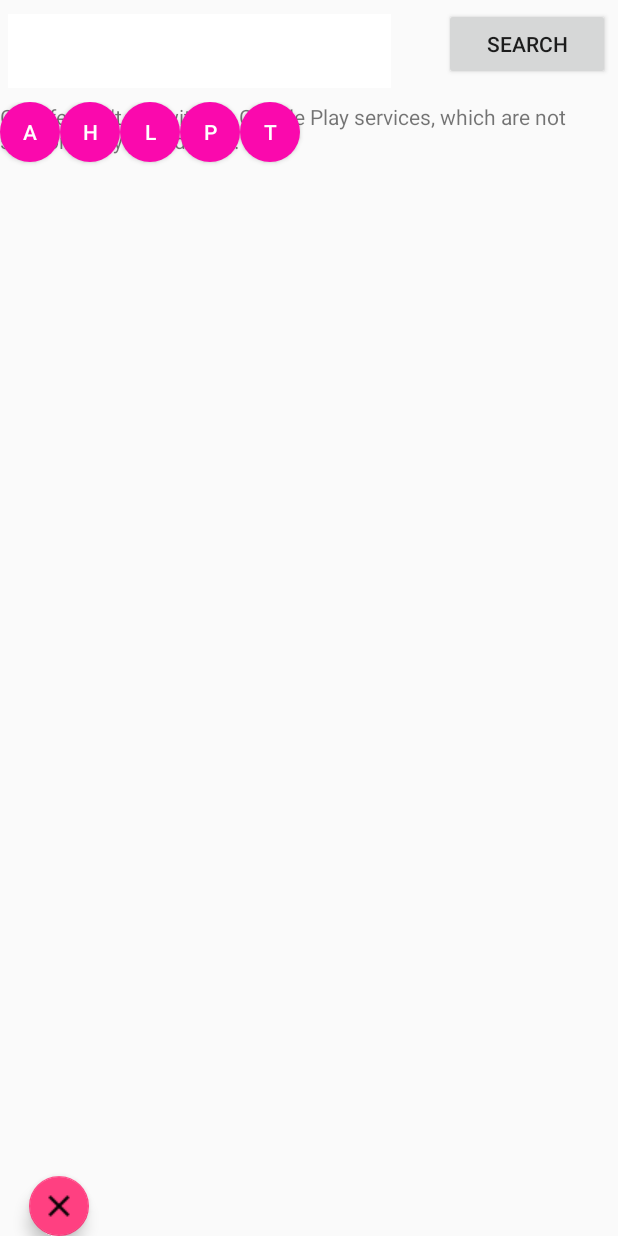
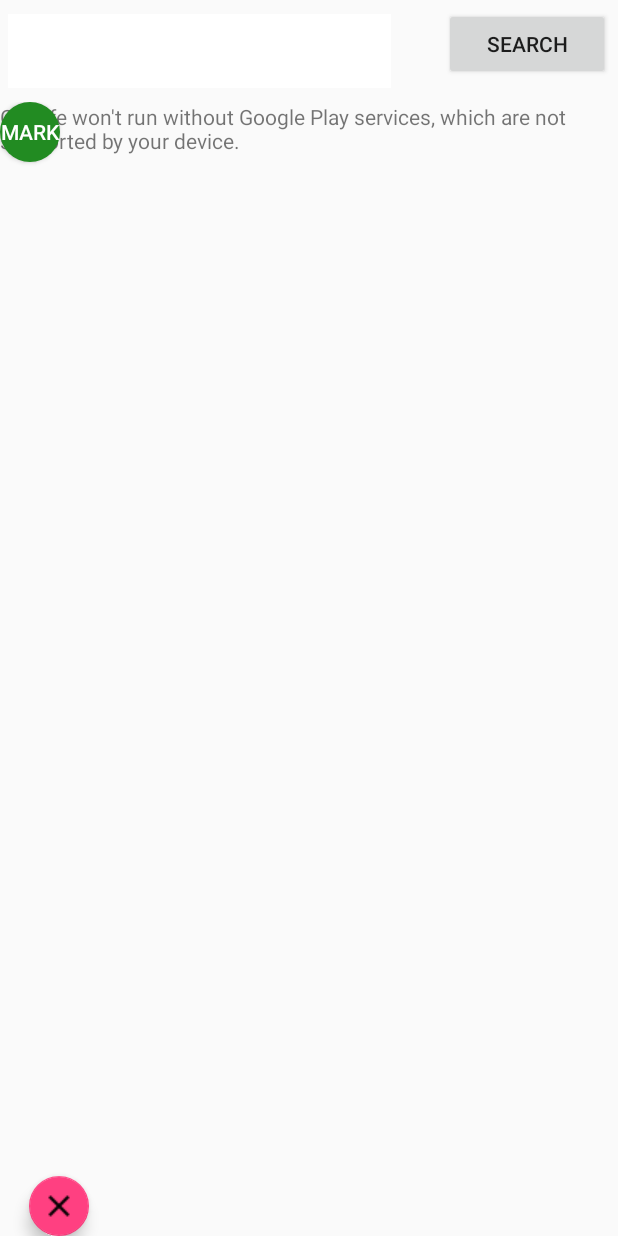
Before and after one commit to VaishaliJain/GoSafe, an Android app: the screen it shows after launch (MapsActivity), on a phone screen of 412 x 824 dp. Run offline under Robolectric (Android 15) with nearby library versions, the phone set to English and light mode, and no system bars.

Commit message:
Common toggle button to show/hide other toggle buttons added

```diff
--- a/app/src/main/res/drawable/round_button.xml
+++ b/app/src/main/res/drawable/round_button.xml
@@ -1,13 +1,8 @@
 <?xml version="1.0" encoding="utf-8"?>
 <selector xmlns:android="http://schemas.android.com/apk/res/android">
-    <item android:state_pressed="false">
+    <item>
         <shape android:shape="oval">
-            <solid android:color="#fa09ad"/>
-        </shape>
-    </item>
-    <item android:state_pressed="true">
-        <shape android:shape="oval">
-            <solid android:color="#c20586"/>
+            <solid android:color="#228B22" />
         </shape>
     </item>
 </selector>
--- a/app/src/main/res/layout/activity_maps.xml
+++ b/app/src/main/res/layout/activity_maps.xml
@@ -98,13 +98,24 @@
             app:srcCompat="@drawable/ic_action_remove" />
 
         <Button
-            android:id="@+id/accident_toggle"
+            android:id="@+id/choice_toggle"
             android:layout_width="40dp"
             android:layout_height="40dp"
             android:background="@drawable/round_button"
             android:gravity="center_vertical|center_horizontal"
+            android:text="Mark"
+            android:textColor="#fff" />
+
+        <Button
+            android:id="@+id/accident_toggle"
+            android:layout_width="40dp"
+            android:layout_height="40dp"
+            android:layout_toRightOf="@+id/choice_toggle"
+            android:background="@drawable/round_button"
+            android:gravity="center_vertical|center_horizontal"
             android:text="A"
-            android:textColor="#fff" />
+            android:textColor="#fff"
+            android:visibility="gone" />
 
         <Button
             android:id="@+id/harrassment_toggle"
@@ -114,7 +125,8 @@
             android:background="@drawable/round_button"
             android:gravity="center_vertical|center_horizontal"
             android:text="H"
-            android:textColor="#fff" />
+            android:textColor="#fff"
+            android:visibility="gone" />
 
         <Button
             android:id="@+id/light_toggle"
@@ -124,7 +136,8 @@
             android:background="@drawable/round_button"
             android:gravity="center_vertical|center_horizontal"
             android:text="L"
-            android:textColor="#fff" />
+            android:textColor="#fff"
+            android:visibility="gone" />
 
         <Button
             android:id="@+id/police_toggle"
@@ -134,7 +147,8 @@
             android:background="@drawable/round_button"
             android:gravity="center_vertical|center_horizontal"
             android:text="P"
-            android:textColor="#fff" />
+            android:textColor="#fff"
+            android:visibility="gone" />
 
         <Button
             android:id="@+id/theft_toggle"
@@ -144,7 +158,8 @@
             android:background="@drawable/round_button"
             android:gravity="center_vertical|center_horizontal"
             android:text="T"
-            android:textColor="#fff" />
+            android:textColor="#fff"
+            android:visibility="gone" />
 
     </RelativeLayout>
 
```
Also changed, not shown: app/src/main/java/com/example/vaishali/gosafe/MapsActivity.java (+28 -4 lines).
